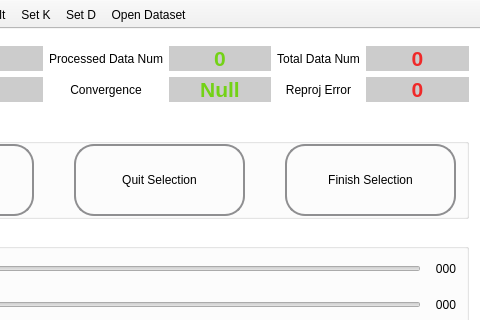
Before: the Qt Designer form PlyCal_qt/mainwindow.ui in dabossxinxin/plyCal, drawn with Qt 5; both pictures show x 161 to 641 and y 0 to 320 of the 641 by 505 pixel window.
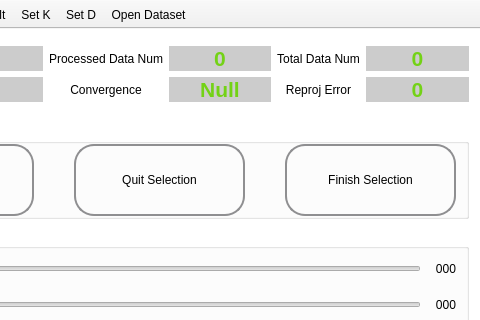
After: the same form once the commit is applied. Icons and pictures are not drawn.

Commit message: 格式修改

What changed in the file:
```diff
--- a/PlyCal_qt/mainwindow.ui
+++ b/PlyCal_qt/mainwindow.ui
@@ -101,7 +101,7 @@
         </property>
         <property name="styleSheet">
          <string notr="true">QLabel{
-color: rgb(239, 41, 41);
+color: rgb(115, 210, 22);
 	background-color: #ccc;
 }</string>
         </property>
@@ -296,7 +296,7 @@
         </property>
         <property name="styleSheet">
          <string notr="true">QLabel{
-color: rgb(239, 41, 41);
+color: rgb(115, 210, 22);
 	background-color: #ccc;
 }</string>
         </property>
```
The commit also changes 1 other file.
